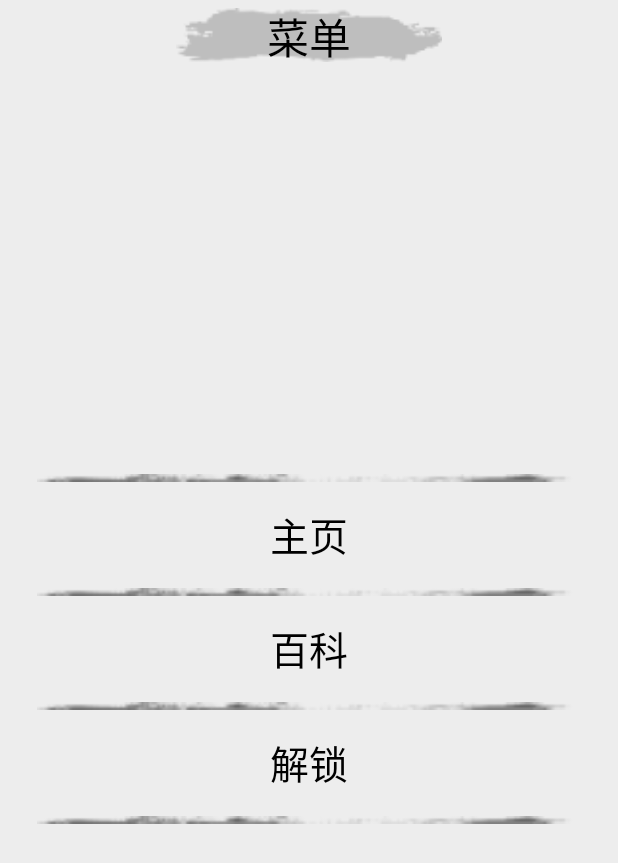
After one commit to MegrezZhu/PeachGarden, an Android app: the layout activity_main_drawer.xml on its own in the app's theme, with its tools: preview values and no code run, on a phone screen of 412 x 824 dp. The commit adds this screen. Shown: the top 863 px of the screen. Run offline under Robolectric (Android 15) with nearby library versions, the phone set to English and light mode, and no system bars.

Commit message:
main activity: drawer layout

```diff
--- a/PeachGarden/app/src/main/res/layout/activity_main.xml
+++ b/PeachGarden/app/src/main/res/layout/activity_main.xml
@@ -1,91 +1,19 @@
 <?xml version="1.0" encoding="utf-8"?>
-<android.support.constraint.ConstraintLayout
+<android.support.v4.widget.DrawerLayout
     xmlns:android="http://schemas.android.com/apk/res/android"
-    xmlns:app="http://schemas.android.com/apk/res-auto"
     xmlns:tools="http://schemas.android.com/tools"
     android:layout_width="match_parent"
     android:layout_height="match_parent"
-    android:background="#F5F5F5"
     tools:context="com.zyuco.peachgarden.MainActivity">
 
-    <android.support.constraint.Guideline
-        android:id="@+id/background_guideline"
-        android:layout_width="wrap_content"
-        android:layout_height="wrap_content"
-        android:orientation="vertical"
-        app:layout_constraintGuide_percent="0.85"/>
+    <include
+        layout="@layout/activity_main_display"
+        android:layout_width="match_parent"
+        android:layout_height="match_parent"/>
 
-    <ImageView
-        android:layout_width="0dp"
-        android:layout_height="wrap_content"
-        android:adjustViewBounds="true"
-        android:alpha="0.25"
-        android:scaleType="fitXY"
-        android:src="@mipmap/main_background_1"
-        app:layout_constraintBottom_toBottomOf="parent"
-        app:layout_constraintLeft_toLeftOf="parent"
-        app:layout_constraintRight_toLeftOf="@id/background_guideline"/>
-
-    <ImageView
-        android:layout_width="wrap_content"
-        android:layout_height="wrap_content"
-        android:adjustViewBounds="true"
-        android:alpha="0.25"
-        android:src="@mipmap/main_background_2"
-        app:layout_constraintBottom_toBottomOf="parent"
-        app:layout_constraintLeft_toLeftOf="parent"
-        app:layout_constraintRight_toRightOf="parent"
-        app:layout_constraintTop_toTopOf="parent"/>
-
-    <View
-        android:id="@+id/appbar"
-        android:layout_width="0dp"
-        android:layout_height="50dp"
-        android:background="#EDEDED"
-        app:layout_constraintLeft_toLeftOf="parent"
-        app:layout_constraintRight_toRightOf="parent"
-        app:layout_constraintTop_toTopOf="parent"/>
-
-    <TextView
-        android:layout_width="wrap_content"
-        android:layout_height="wrap_content"
-        android:background="#00000000"
-        android:text="@string/app_name"
-        android:textColor="#000"
-        android:textSize="26sp"
-        app:layout_constraintBottom_toBottomOf="@id/appbar"
-        app:layout_constraintLeft_toLeftOf="parent"
-        app:layout_constraintRight_toRightOf="parent"
-        app:layout_constraintTop_toTopOf="@id/appbar"/>
-
-    <ImageButton
-        style="?android:attr/borderlessButtonStyle"
-        android:layout_width="50dp"
-        android:layout_height="40dp"
-        android:scaleType="fitXY"
-        android:src="@mipmap/menu"
-        app:layout_constraintBottom_toBottomOf="@id/appbar"
-        app:layout_constraintLeft_toLeftOf="parent"
-        app:layout_constraintTop_toTopOf="parent"/>
-
-    <android.support.v7.widget.RecyclerView
-        android:id="@+id/character_list"
-        android:layout_width="0dp"
-        android:layout_height="0dp"
-        android:focusableInTouchMode="true"
-        app:layout_constraintBottom_toBottomOf="parent"
-        app:layout_constraintLeft_toLeftOf="parent"
-        app:layout_constraintRight_toRightOf="parent"
-        app:layout_constraintTop_toBottomOf="@id/appbar"/>
-
-    <ImageView
-        android:id="@+id/add_button"
-        android:layout_width="85dp"
-        android:layout_height="75dp"
-        android:layout_marginBottom="10dp"
-        android:layout_marginRight="10dp"
-        android:src="@mipmap/add"
-        app:layout_constraintBottom_toBottomOf="parent"
-        app:layout_constraintRight_toRightOf="parent"/>
-
-</android.support.constraint.ConstraintLayout>
+    <include
+        layout="@layout/activity_main_drawer"
+        android:layout_gravity="start"
+        android:layout_width="200dp"
+        android:layout_height="match_parent"/>
+</android.support.v4.widget.DrawerLayout>
--- /dev/null
+++ b/PeachGarden/app/src/main/res/layout/activity_main_display.xml
@@ -0,0 +1,89 @@
+<?xml version="1.0" encoding="utf-8"?>
+<android.support.constraint.ConstraintLayout
+    xmlns:android="http://schemas.android.com/apk/res/android"
+    xmlns:app="http://schemas.android.com/apk/res-auto"
+    xmlns:tools="http://schemas.android.com/tools"
+    android:layout_width="match_parent"
+    android:layout_height="match_parent"
+    android:background="#F5F5F5">
+
+    <android.support.constraint.Guideline
+        android:id="@+id/background_guideline"
+        android:layout_width="wrap_content"
+        android:layout_height="wrap_content"
+        android:orientation="vertical"
+        app:layout_constraintGuide_percent="0.85"/>
+
+    <ImageView
+        android:layout_width="0dp"
+        android:layout_height="wrap_content"
+        android:adjustViewBounds="true"
+        android:alpha="0.25"
+        android:scaleType="fitXY"
+        android:src="@mipmap/main_background_1"
+        app:layout_constraintBottom_toBottomOf="parent"
+        app:layout_constraintLeft_toLeftOf="parent"
+        app:layout_constraintRight_toLeftOf="@id/background_guideline"/>
+
+    <ImageView
+        android:layout_width="wrap_content"
+        android:layout_height="wrap_content"
+        android:adjustViewBounds="true"
+        android:alpha="0.25"
+        android:src="@mipmap/main_background_2"
+        app:layout_constraintBottom_toBottomOf="parent"
+        app:layout_constraintLeft_toLeftOf="parent"
+        app:layout_constraintRight_toRightOf="parent"
+        app:layout_constraintTop_toTopOf="parent"/>
+
+    <View
+        android:id="@+id/appbar"
+        android:layout_width="0dp"
+        android:layout_height="50dp"
+        android:background="#EDEDED"
+        app:layout_constraintLeft_toLeftOf="parent"
+        app:layout_constraintRight_toRightOf="parent"
+        app:layout_constraintTop_toTopOf="parent"/>
+
+    <TextView
+        android:layout_width="wrap_content"
+        android:layout_height="wrap_content"
+        android:background="#00000000"
+        android:text="@string/app_name"
+        android:textColor="#000"
+        android:textSize="26sp"
+        app:layout_constraintBottom_toBottomOf="@id/appbar"
+        app:layout_constraintLeft_toLeftOf="parent"
+        app:layout_constraintRight_toRightOf="parent"
+        app:layout_constraintTop_toTopOf="@id/appbar"/>
+
+    <ImageButton
+        style="?android:attr/borderlessButtonStyle"
+        android:layout_width="50dp"
+        android:layout_height="40dp"
+        android:scaleType="fitXY"
+        android:src="@mipmap/menu"
+        app:layout_constraintBottom_toBottomOf="@id/appbar"
+        app:layout_constraintLeft_toLeftOf="parent"
+        app:layout_constraintTop_toTopOf="parent"/>
+
+    <android.support.v7.widget.RecyclerView
+        android:id="@+id/character_list"
+        android:layout_width="0dp"
+        android:layout_height="0dp"
+        android:focusableInTouchMode="true"
+        app:layout_constraintBottom_toBottomOf="parent"
+        app:layout_constraintLeft_toLeftOf="parent"
+        app:layout_constraintRight_toRightOf="parent"
+        app:layout_constraintTop_toBottomOf="@id/appbar"/>
+
+    <ImageView
+        android:id="@+id/add_button"
+        android:layout_width="85dp"
+        android:layout_height="75dp"
+        android:layout_marginBottom="10dp"
+        android:layout_marginRight="10dp"
+        android:src="@mipmap/add"
+        app:layout_constraintBottom_toBottomOf="parent"
+        app:layout_constraintRight_toRightOf="parent"/>
+</android.support.constraint.ConstraintLayout>
--- /dev/null
+++ b/PeachGarden/app/src/main/res/layout/activity_main_drawer.xml
@@ -0,0 +1,131 @@
+<?xml version="1.0" encoding="utf-8"?>
+<android.support.constraint.ConstraintLayout
+    xmlns:android="http://schemas.android.com/apk/res/android"
+    xmlns:app="http://schemas.android.com/apk/res-auto"
+    android:layout_width="match_parent"
+    android:layout_height="match_parent"
+    android:background="#EDEDED"
+    android:clickable="true"
+    android:focusable="true"
+    android:focusableInTouchMode="true">
+
+    <ImageView
+        android:id="@+id/title_background"
+        android:layout_width="180dp"
+        android:layout_height="0dp"
+        android:layout_marginTop="5dp"
+        android:adjustViewBounds="true"
+        android:alpha="0.2"
+        android:src="@mipmap/drawer_title"
+        app:layout_constraintLeft_toLeftOf="parent"
+        app:layout_constraintRight_toRightOf="parent"
+        app:layout_constraintTop_toTopOf="parent"/>
+
+    <Button
+        style="@style/Widget.AppCompat.Button.Borderless"
+        android:layout_width="wrap_content"
+        android:layout_height="wrap_content"
+        android:text="@string/menu"
+        android:textColor="#000"
+        android:textSize="28sp"
+        app:layout_constraintBottom_toBottomOf="@id/title_background"
+        app:layout_constraintLeft_toLeftOf="@id/title_background"
+        app:layout_constraintRight_toRightOf="@id/title_background"
+        app:layout_constraintTop_toTopOf="@id/title_background"/>
+
+    <ImageView
+        android:id="@+id/divider_1"
+        android:layout_width="0dp"
+        android:layout_height="wrap_content"
+        android:layout_marginEnd="10dp"
+        android:layout_marginStart="10dp"
+        android:adjustViewBounds="true"
+        android:src="@mipmap/drawer_divider"
+        app:layout_constraintBottom_toTopOf="@+id/main_page"
+        app:layout_constraintLeft_toLeftOf="parent"
+        app:layout_constraintRight_toRightOf="parent"
+        app:layout_constraintTop_toBottomOf="@id/title_background"
+        app:layout_constraintVertical_chainStyle="packed"/>
+
+    <Button
+        android:id="@+id/main_page"
+        style="@style/Widget.AppCompat.Button.Borderless"
+        android:layout_width="0dp"
+        android:layout_height="60dp"
+        android:layout_margin="5dp"
+        android:text="@string/main_page"
+        android:textColor="#000"
+        android:textSize="26sp"
+        app:layout_constraintBottom_toTopOf="@+id/divider_2"
+        app:layout_constraintLeft_toLeftOf="parent"
+        app:layout_constraintRight_toRightOf="parent"
+        app:layout_constraintTop_toBottomOf="@id/divider_1"/>
+
+    <ImageView
+        android:id="@+id/divider_2"
+        android:layout_width="0dp"
+        android:layout_height="wrap_content"
+        android:layout_marginEnd="10dp"
+        android:layout_marginStart="10dp"
+        android:adjustViewBounds="true"
+        android:src="@mipmap/drawer_divider"
+        app:layout_constraintBottom_toTopOf="@+id/wiki_page"
+        app:layout_constraintLeft_toLeftOf="parent"
+        app:layout_constraintRight_toRightOf="parent"
+        app:layout_constraintTop_toBottomOf="@id/main_page"/>
+
+    <Button
+        android:id="@+id/wiki_page"
+        style="@style/Widget.AppCompat.Button.Borderless"
+        android:layout_width="0dp"
+        android:layout_height="60dp"
+        android:layout_margin="5dp"
+        android:text="@string/wiki_page"
+        android:textColor="#000"
+        android:textSize="26sp"
+        app:layout_constraintBottom_toTopOf="@+id/divider_3"
+        app:layout_constraintLeft_toLeftOf="parent"
+        app:layout_constraintRight_toRightOf="parent"
+        app:layout_constraintTop_toBottomOf="@id/divider_2"/>
+
+    <ImageView
+        android:id="@+id/divider_3"
+        android:layout_width="0dp"
+        android:layout_height="wrap_content"
+        android:layout_marginEnd="10dp"
+        android:layout_marginStart="10dp"
+        android:adjustViewBounds="true"
+        android:src="@mipmap/drawer_divider"
+        app:layout_constraintBottom_toTopOf="@+id/unlock_page"
+        app:layout_constraintLeft_toLeftOf="parent"
+        app:layout_constraintRight_toRightOf="parent"
+        app:layout_constraintTop_toBottomOf="@id/wiki_page"/>
+
+    <Button
+        android:id="@+id/unlock_page"
+        style="@style/Widget.AppCompat.Button.Borderless"
+        android:layout_width="0dp"
+        android:layout_height="60dp"
+        android:layout_margin="5dp"
+        android:text="@string/unlock_page"
+        android:textColor="#000"
+        android:textSize="26sp"
+        app:layout_constraintBottom_toTopOf="@+id/divider_4"
+        app:layout_constraintLeft_toLeftOf="parent"
+        app:layout_constraintRight_toRightOf="parent"
+        app:layout_constraintTop_toBottomOf="@id/divider_3"/>
+
+
+    <ImageView
+        android:id="@+id/divider_4"
+        android:layout_width="0dp"
+        android:layout_height="wrap_content"
+        android:layout_marginEnd="10dp"
+        android:layout_marginStart="10dp"
+        android:adjustViewBounds="true"
+        android:src="@mipmap/drawer_divider"
+        app:layout_constraintBottom_toBottomOf="parent"
+        app:layout_constraintLeft_toLeftOf="parent"
+        app:layout_constraintRight_toRightOf="parent"
+        app:layout_constraintTop_toBottomOf="@id/unlock_page"/>
+</android.support.constraint.ConstraintLayout>
--- a/PeachGarden/app/src/main/res/values/strings.xml
+++ b/PeachGarden/app/src/main/res/values/strings.xml
@@ -2,6 +2,10 @@
     <string name="app_name">桃园</string>
     <string name="app_subtitle">武将百科</string>
     <string name="search_hint">查询</string>
+    <string name="menu">菜单</string>
+    <string name="main_page">主页</string>
+    <string name="wiki_page">百科</string>
+    <string name="unlock_page">解锁</string>
     <string name="character_card_belong">所属：</string>
     <string name="startup_poem_1">滚滚长江东逝水</string>
     <string name="startup_poem_2">浪花淘尽英雄</string>
```
Also changed, not shown: PeachGarden/app/src/main/res/mipmap-xxxhdpi/drawer_divider.png (added), PeachGarden/app/src/main/res/mipmap-xxxhdpi/drawer_title.png (added), 2 other files.
